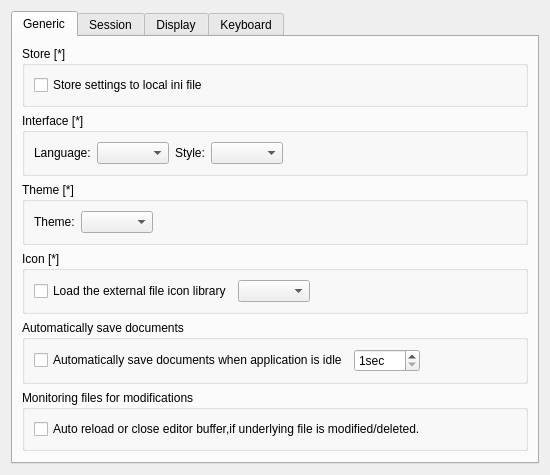
Qt form liteidex/src/liteapp/liteappoption.ui (visualfc/liteide) before a commit.
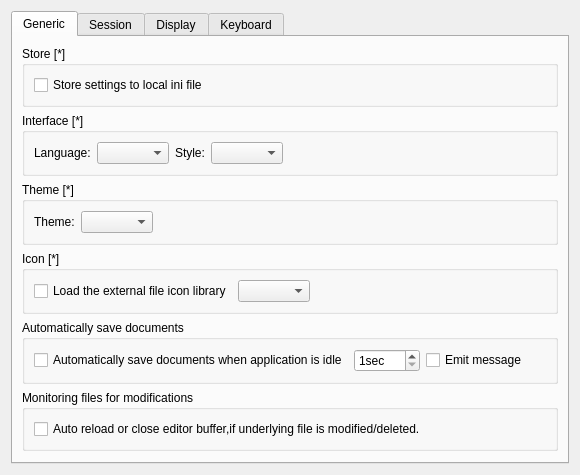
The same form after that commit.

Commit message: liteapp add autosavedocument emit message option

```diff
--- a/liteidex/src/liteapp/liteappoption.ui
+++ b/liteidex/src/liteapp/liteappoption.ui
@@ -6,7 +6,7 @@
    <rect>
     <x>0</x>
     <y>0</y>
-    <width>529</width>
+    <width>580</width>
     <height>402</height>
    </rect>
   </property>
@@ -189,6 +189,16 @@
             </property>
            </widget>
           </item>
+          <item>
+           <widget class="QCheckBox" name="autoIdleSaveDocumentsEmitMessageCheckBox">
+            <property name="toolTip">
+             <string>emit save message for auto code format, etc...</string>
+            </property>
+            <property name="text">
+             <string>Emit message</string>
+            </property>
+           </widget>
+          </item>
           <item>
            <spacer name="horizontalSpacer_5">
             <property name="orientation">
```
The commit also changes 13 other files.
